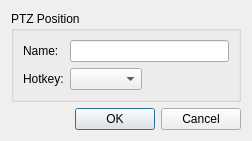
Old version of the form client/src/ui/dialogs/ptz_preset_dialog.ui in the repository networkoptix/nx_open.
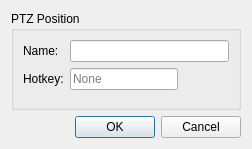
New version of the form.

Commit message:
Feature #1907: Advanced PTZ Presets
<==== Mercurial data ====>
Branch: master

What changed in the file:
```diff
--- a/client/src/ui/dialogs/ptz_preset_dialog.ui
+++ b/client/src/ui/dialogs/ptz_preset_dialog.ui
@@ -7,7 +7,7 @@
     <x>0</x>
     <y>0</y>
     <width>252</width>
-    <height>128</height>
+    <height>149</height>
    </rect>
   </property>
   <property name="windowTitle">
@@ -40,7 +40,17 @@
       <item row="1" column="1">
        <layout class="QHBoxLayout" name="horizontalLayout">
         <item>
-         <widget class="QComboBox" name="hotkeyComboBox"/>
+         <widget class="QLineEdit" name="hotkeyLineEdit">
+          <property name="sizePolicy">
+           <sizepolicy hsizetype="Expanding" vsizetype="Fixed">
+            <horstretch>0</horstretch>
+            <verstretch>0</verstretch>
+           </sizepolicy>
+          </property>
+          <property name="placeholderText">
+           <string>None</string>
+          </property>
+         </widget>
         </item>
         <item>
          <spacer name="horizontalSpacer">
```
The commit also changes 8 other files.
